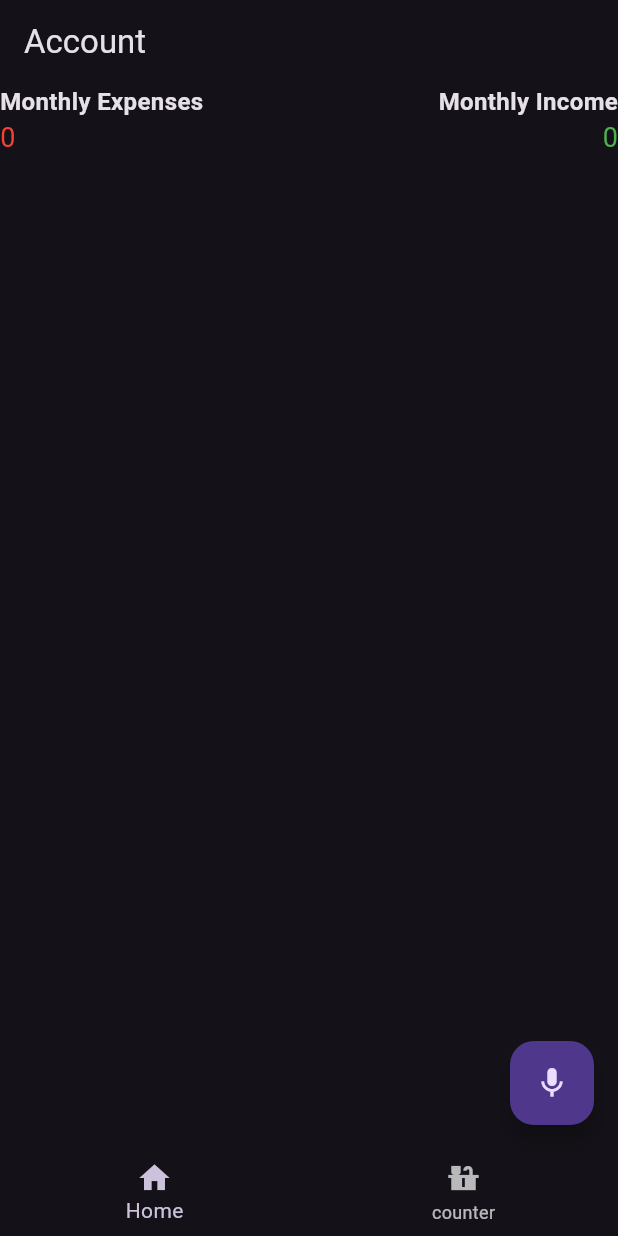
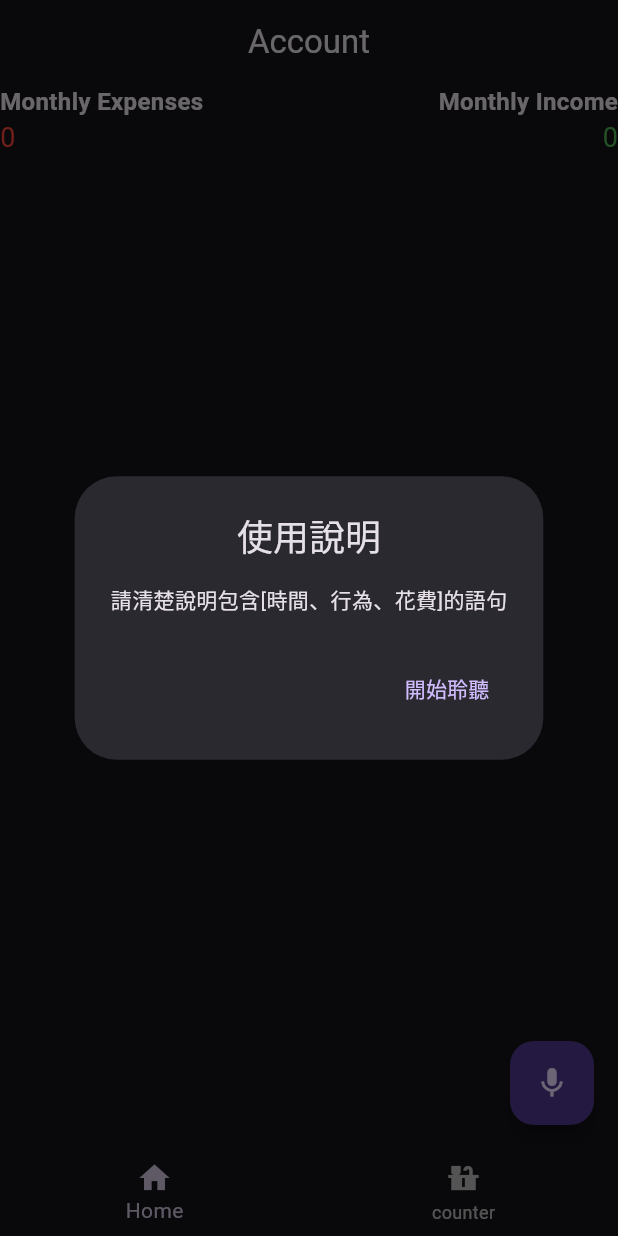
Before and after one commit to SmallLava/Account_hw, a Flutter app: the screen it shows after launch, after a tap on the "mic" icon, on a phone screen of 412 x 824 dp. Run offline on Flutter 3.47's test engine with Material 3 defaults, Android fonts, the phone set to English and light mode, and no system bars; our stand-ins replace flutter_gemini, gap, speech_to_text; missing offline and left inert: flutter_simple_calculator.

Commit message:
dev fix speech feature

```diff
--- a/lib/controller/gemini_service.dart
+++ b/lib/controller/gemini_service.dart
@@ -3,7 +3,7 @@ import 'dart:convert';
 import 'package:account_hw/constants.dart';
 import 'package:account_hw/secret_config.dart';
 
-String format = '。把以上的敘述以以下格式回傳 {"title" : (標題), "price" : (價錢), "date" : (時間 格式為yyyy-mm-dd), "isIncome" : (根據敘述 是收入則true反之false), "type" : (根據敘述決定類別,是收入則包含$income,是支出則包含$expense,只需輸出字串)';
+String format = '。把以上的敘述以以下格式回傳 {"title" : (標題), "price" : (價錢), "date" : (時間 格式為yyyy-mm-dd), "isIncome" : (根據敘述 是收入則true反之false), "type" : (根據敘述決定類別,是收入則包含$income,是支出則包含$expense,只需輸出字串)}，若任何資訊缺失則在該欄位以null填入';
 class GeminiService {
   Future<Map<String, dynamic>> sendToGemini(String input) async{
     Gemini.init(apiKey: apiToken, enableDebugging: true);
--- a/lib/controller/record_service.dart
+++ b/lib/controller/record_service.dart
@@ -1,5 +1,4 @@
 import 'package:flutter/cupertino.dart';
-
 import '../model/record_card.dart';
 
 class RecordService extends ChangeNotifier {
--- a/lib/main.dart
+++ b/lib/main.dart
@@ -1,17 +1,12 @@
 import 'package:account_hw/controller/speech_service.dart';
-import 'package:account_hw/controller/gemini_connect.dart';
+import 'package:account_hw/controller/gemini_service.dart';
 import 'package:account_hw/controller/record_service.dart';
 import 'package:flutter/material.dart';
 import 'package:provider/provider.dart';
 import 'view/transaction.dart';
 import 'view/home_page.dart';
 
-void main() => runApp(
-  ChangeNotifierProvider(
-    create: (_) => RecordService(),
-    child: MyApp(),
-  )
-);
+void main() => runApp(MyApp());
 
 class MyApp extends StatelessWidget {
   const MyApp({super.key});
@@ -20,7 +15,11 @@ class MyApp extends StatelessWidget {
   Widget build(BuildContext context) {
     return MaterialApp(
       title: 'Budget App',
-      home: HomePage(),
+      home:
+      ChangeNotifierProvider(
+        create: (_) => RecordService(),
+        child: HomePage(),
+      ),
       theme: ThemeData.dark(),
     );
   }
@@ -58,6 +57,17 @@ class _HomePageState extends State<HomePage> {
         onPressed: () async {
           String recognizedText = "";
 
+          await showDialog(context: context, builder: (_) => AlertDialog(
+            title: Center(child: Text('使用說明')),
+            content: Text('請清楚說明包含[時間、行為、花費]的語句'),
+            actions: [
+              TextButton(
+                onPressed: () => Navigator.pop(context, false),
+                child: Text('開始聆聽'),
+              )
+            ],
+          ));
+
           _speech.listening((text) async {
             recognizedText = text;
 
@@ -83,6 +93,17 @@ class _HomePageState extends State<HomePage> {
             );
             if (confirmed == true) {
               final output = await _gemini.sendToGemini(recognizedText);
+              if(output['title'] == null || output['price'] == null || output['date'] == null || output['isIncome'] == null || output['type'] == null) {
+                showDialog(context: context, builder: (_) => AlertDialog(
+                  title: Center(child: Text('辨識失敗 請重試')),
+                  actions: [
+                    TextButton(
+                      onPressed: () => Navigator.pop(context, false),
+                      child: Text('離開'),
+                    )
+                  ],
+                ));
+              } else {
                 Provider.of<RecordService>(context, listen: false).addCard(
                   date: DateTime.parse(output['date']),
                   name: output['title'],
@@ -90,13 +111,13 @@ class _HomePageState extends State<HomePage> {
                   isIncome: output['isIncome'],
                   type: output['type'],
                 );
-
+              }
             }
           });
         },
         child: Icon(Icons.mic),
       ),
-      appBar: AppBar(title: const Text("Account")),
+      appBar: AppBar(title: Center(child: const Text("Account"))),
       body: _pages[_currentIndex],
 
       bottomNavigationBar: BottomNavigationBar(
```
Lines whose indentation alone changed are shown as unchanged.
